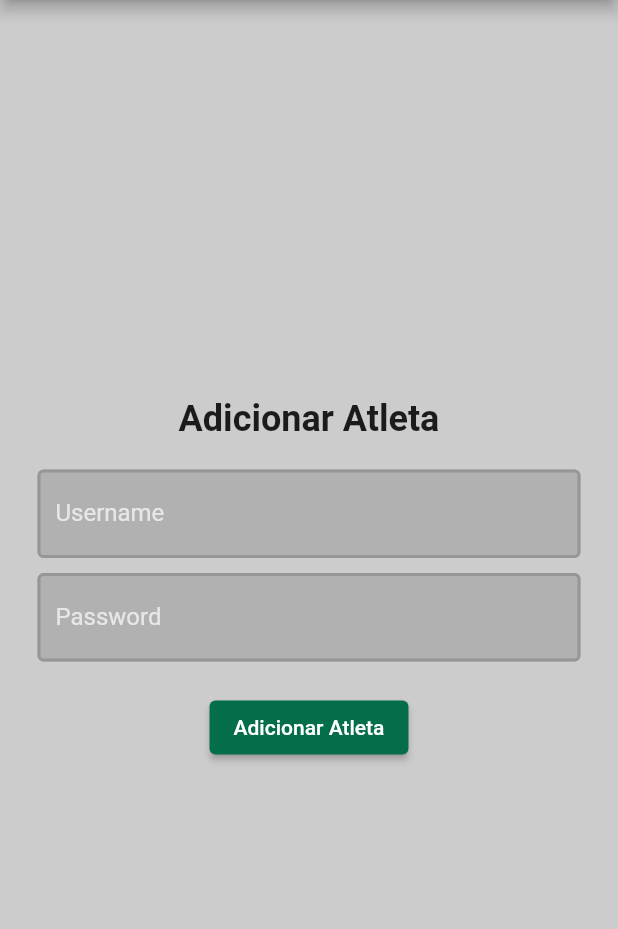
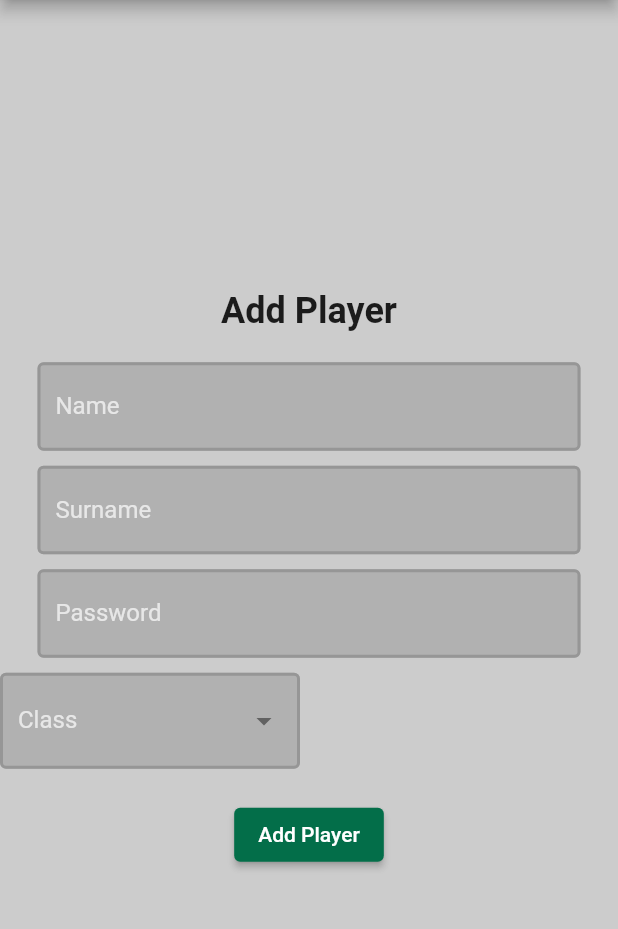
Before and after one commit to valentimPaulo02/DEISI66-Gestao-de-Acessos-Academia-Cristiano-Ronaldo, a Flutter app: the AddPlayerPage screen opened by its route, on a phone screen of 412 x 824 dp, the part 75-1004 px from its top. Run offline on Flutter 3.47's test engine with Material 2 defaults, Android fonts, the phone set to English and light mode, and no system bars; our stand-ins replace google_fonts.

Commit message:
atualiza add_player_page.dart

```diff
--- a/frontend/lib/componentes/inputfield.dart
+++ b/frontend/lib/componentes/inputfield.dart
@@ -15,14 +15,13 @@ class InputField extends StatelessWidget {
   @override
   Widget build(BuildContext context) {
     return Padding(
-      padding: const EdgeInsets.symmetric(horizontal: 25.0), //def tamanho box's
+      padding: const EdgeInsets.symmetric(horizontal: 25.0),
       child: TextField(
         obscureText: isPassword,
         onChanged: onChanged,
         decoration: InputDecoration(
           labelText: labelText,
-          labelStyle: const TextStyle(color: Colors.white70 // DEFINIR COR
-              ),
+          labelStyle: const TextStyle(color: Colors.white70),
           filled: true,
           fillColor: const Color.fromRGBO(150, 150, 150, 0.5),
           enabledBorder: const OutlineInputBorder(
@@ -39,7 +38,7 @@ class InputField extends StatelessWidget {
           ),
         ),
         style: const TextStyle(
-          color: Colors.white70, // DEFINIR COR TEXTO
+          color: Colors.white70,
           fontSize: 16,
         ),
       ),
--- a/frontend/lib/pages/add_player_page.dart
+++ b/frontend/lib/pages/add_player_page.dart
@@ -4,19 +4,36 @@ import 'dart:convert';
 import '../componentes/app_bar_with_back.dart';
 import '../componentes/inputfield.dart';
 
-String usernameController = "";
+String nameController = "";
+String surnameController = "";
 String passwordController = "";
+String underController = "sub15"; // Valor padrão
 
-class AddPlayerPage extends StatelessWidget {
+class AddPlayerPage extends StatefulWidget {
   const AddPlayerPage({Key? key}) : super(key: key);
 
-  void addPlayer(BuildContext context, String username, String password) async {
+  @override
+  _AddPlayerPageState createState() => _AddPlayerPageState();
+}
+
+class _AddPlayerPageState extends State<AddPlayerPage> {
+  final List<String> underOptions = const [
+    "under15",
+    "under16",
+    "under17",
+    "under19"
+  ];
+
+  void addPlayer(BuildContext context, String name, String surname,
+      String password, String under) async {
     final url = Uri.parse('http://localhost:5000/registerUser');
 
     final response = await http.post(url,
         body: json.encode({
-          'username': username,
+          'name': name,
+          'surname': surname,
           'password': password,
+          'class': under,
         }),
         headers: {"Content-Type": "application/json"});
 
@@ -24,13 +41,13 @@ class AddPlayerPage extends StatelessWidget {
       final data = json.decode(response.body);
 
       if (data['success'] == true) {
-        showSuccess(context, 'O jogador foi adicionado com sucesso.');
+        //showSuccess(context, 'O jogador foi adicionado com sucesso.');
       } else {
-        showError(
-            context, 'Não foi possível adicionar o jogador. Tente novamente.');
+        // showError(
+        //      context, 'Não foi possível adicionar o jogador. Tente novamente.');
       }
     } else {
-      showNetworkError(context);
+      // showNetworkError(context);
     }
   }
 
@@ -99,7 +116,7 @@ class AddPlayerPage extends StatelessWidget {
     return Scaffold(
       backgroundColor: const Color.fromRGBO(191, 191, 191, 0.8),
       appBar: PreferredSize(
-        preferredSize: const Size.fromHeight(50.0), //altura da appBar
+        preferredSize: const Size.fromHeight(50.0),
         child: CustomAppBarWithBack(
           onBackButtonPressed: () {
             Navigator.of(context).pop();
@@ -111,7 +128,7 @@ class AddPlayerPage extends StatelessWidget {
           mainAxisAlignment: MainAxisAlignment.center,
           children: [
             const Text(
-              'Adicionar Atleta',
+              'Add Player',
               style: TextStyle(
                 fontSize: 24,
                 fontWeight: FontWeight.bold,
@@ -119,29 +136,84 @@ class AddPlayerPage extends StatelessWidget {
             ),
             const SizedBox(height: 20),
             InputField(
-              labelText: 'Username',
+              labelText: 'Name',
               onChanged: (value) {
-                usernameController = value;
+                nameController = value;
+              },
+            ),
+            const SizedBox(height: 10),
+            InputField(
+              labelText: 'Surname',
+              onChanged: (value) {
+                surnameController = value;
               },
             ),
             const SizedBox(height: 10),
             InputField(
               labelText: 'Password',
-              isPassword: true,
               onChanged: (value) {
                 passwordController = value;
               },
             ),
+            const SizedBox(height: 10),
+            Align(
+              alignment: Alignment.bottomLeft,
+              child: SizedBox(
+                width: 200,
+                child: DropdownButtonFormField<String>(
+                  dropdownColor: const Color.fromRGBO(150, 150, 150, 0.9),
+                  padding: const EdgeInsets.symmetric(horizontal: 25.0),
+                  decoration: const InputDecoration(
+                    labelText: 'Class',
+                    labelStyle: TextStyle(color: Colors.white70),
+                    filled: true,
+                    fillColor: Color.fromRGBO(150, 150, 150, 0.5),
+                    enabledBorder: OutlineInputBorder(
+                      borderSide: BorderSide(
+                        color: Color.fromRGBO(150, 150, 150, 1),
+                        width: 2,
+                      ),
+                    ),
+                    focusedBorder: OutlineInputBorder(
+                      borderSide: BorderSide(
+                        color: Color.fromRGBO(50, 190, 100, 1),
+                        width: 2,
+                      ),
+                    ),
+                  ),
+                  icon: const Icon(Icons.arrow_drop_down),
+                  onChanged: (String? newValue) {
+                    if (newValue != null) {
+                      setState(() {
+                        underController = newValue;
+                      });
+                    }
+                  },
+                  items: underOptions.map((String option) {
+                    return DropdownMenuItem<String>(
+                      value: option,
+                      child: Text(
+                        option,
+                        style: const TextStyle(
+                          color: Colors.white70,
+                        ),
+                      ),
+                    );
+                  }).toList(),
+                ),
+              ),
+            ),
             const SizedBox(height: 20),
             ElevatedButton(
               onPressed: () {
-                addPlayer(context, usernameController, passwordController);
+                addPlayer(context, nameController, surnameController,
+                    passwordController, underController);
               },
               style: ElevatedButton.styleFrom(
-                primary: const Color.fromRGBO(3, 110, 73, 1),
-                onPrimary: Colors.white,
+                foregroundColor: Colors.white,
+                backgroundColor: const Color.fromRGBO(3, 110, 73, 1),
               ),
-              child: const Text('Adicionar Atleta'),
+              child: const Text('Add Player'),
             ),
           ],
         ),
```
